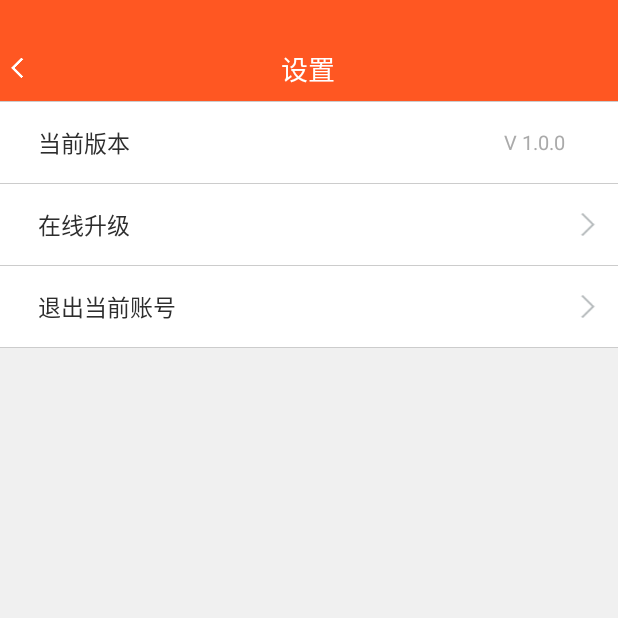
After one commit to guojie1992/YiYuanDuoBao_Android, an Android app: the SettingsActivity screen opened directly, with no data from a screen before it, on a phone screen of 412 x 824 dp, the top half of it. The commit adds this screen. Run offline under Robolectric (Android 15) with nearby library versions, the phone set to English and light mode, and no system bars; our stand-ins replace ButterKnife; libraries missing offline, so code that uses them is left out: com.orhanobut.logger.

Commit message:
20160817 1148

```diff
--- a/app/src/main/AndroidManifest.xml
+++ b/app/src/main/AndroidManifest.xml
@@ -33,6 +33,7 @@
         <activity android:name=".activity.MineActivity"/>
         <activity android:name=".activity.PersonalInfoActivity"/>
         <activity android:name=".activity.ChangeUsernameActivity"/>
+        <activity android:name=".activity.SettingsActivity"/>
 
 
     </application>
--- a/app/src/main/java/so/len/duobao/activity/ChangeUsernameActivity.java
+++ b/app/src/main/java/so/len/duobao/activity/ChangeUsernameActivity.java
@@ -42,7 +42,7 @@ public class ChangeUsernameActivity extends BaseActivity implements IChangeUsern
         tmbActivityChangeUsername.setBackSrc(R.mipmap.top_back);
         tmbActivityChangeUsername.setTitleText("设置会员名");
         tmbActivityChangeUsername.setMenuVisibility(View.VISIBLE);
-        tmbActivityChangeUsername.setMenuSrc(R.mipmap.top_back);
+        tmbActivityChangeUsername.setMenuSrc(R.mipmap.save);
         tmbActivityChangeUsername.setOnBackClickListener(new View.OnClickListener() {
             @Override
             public void onClick(View v) {
--- a/app/src/main/java/so/len/duobao/activity/MineActivity.java
+++ b/app/src/main/java/so/len/duobao/activity/MineActivity.java
@@ -71,11 +71,20 @@ public class MineActivity extends BaseActivity implements IMineView {
         topMenuBarMine.setTitleText("我的");
         topMenuBarMine.setBackVisibility(View.VISIBLE);
         topMenuBarMine.setBackSrc(R.mipmap.top_back);
-        topMenuBarMine.setMenuVisibility(View.INVISIBLE);
+        topMenuBarMine.setMenuVisibility(View.VISIBLE);
+        topMenuBarMine.setMenuSrc(R.mipmap.settings);
         topMenuBarMine.setOnBackClickListener(new View.OnClickListener() {
             @Override
             public void onClick(View v) {
                 finish();
+            }
+        });
+        topMenuBarMine.setOnMenuClickListener(new View.OnClickListener() {
+            @Override
+            public void onClick(View v) {
+                Intent intent = new Intent();
+                intent.setClass(MineActivity.this, SettingsActivity.class);
+                startActivity(intent);
             }
         });
         ivSignActivityMine.setImageResource(R.mipmap.my_sign);
--- a/app/src/main/java/so/len/duobao/activity/PersonalInfoActivity.java
+++ b/app/src/main/java/so/len/duobao/activity/PersonalInfoActivity.java
@@ -56,6 +56,7 @@ public class PersonalInfoActivity extends BaseActivity implements IPersonalInfoV
         topMenuBarPersonalInfo.setMenuTopPadding(statusHeight);
         topMenuBarPersonalInfo.setBackVisibility(View.VISIBLE);
         topMenuBarPersonalInfo.setBackSrc(R.mipmap.top_back);
+        topMenuBarPersonalInfo.setTitleText("个人资料");
         topMenuBarPersonalInfo.setMenuVisibility(View.INVISIBLE);
         topMenuBarPersonalInfo.setOnBackClickListener(new View.OnClickListener() {
             @Override
--- /dev/null
+++ b/app/src/main/java/so/len/duobao/activity/SettingsActivity.java
@@ -0,0 +1,70 @@
+package so.len.duobao.activity;
+
+import android.os.Bundle;
+import android.view.View;
+import android.widget.LinearLayout;
+import android.widget.TextView;
+
+import butterknife.BindView;
+import butterknife.ButterKnife;
+import butterknife.OnClick;
+import so.len.duobao.R;
+import so.len.duobao.customView.TopMenuBar;
+import so.len.duobao.iPresenter.SettingsPresenter;
+import so.len.duobao.iView.ISettingsView;
+
+/**
+ * Created by Chung on 2016/8/17.
+ */
+public class SettingsActivity extends BaseActivity implements ISettingsView {
+    @BindView(R.id.top_menu_bar_settings)
+    TopMenuBar topMenuBarSettings;
+    @BindView(R.id.tv_version_activity_settings)
+    TextView tvVersionActivitySettings;
+    @BindView(R.id.ll_update_activity_settings)
+    LinearLayout llUpdateActivitySettings;
+    @BindView(R.id.ll_logout_activity_settings)
+    LinearLayout llLogoutActivitySettings;
+
+    private SettingsPresenter settingsPresenter;
+
+    @Override
+    protected void onCreate(Bundle savedInstanceState) {
+        super.onCreate(savedInstanceState);
+        setContentView(R.layout.activity_settings);
+        ButterKnife.bind(this);
+        control();
+    }
+
+    private void control() {
+        settingsPresenter = new SettingsPresenter(this);
+        settingsPresenter.initView();
+    }
+
+    @OnClick({R.id.ll_update_activity_settings, R.id.ll_logout_activity_settings})
+    public void onClick(View view) {
+        switch (view.getId()) {
+            case R.id.ll_update_activity_settings:
+                toast("ll_update_activity_settings");
+                break;
+            case R.id.ll_logout_activity_settings:
+                toast("ll_logout_activity_settings");
+                break;
+        }
+    }
+
+    @Override
+    public void initView() {
+        topMenuBarSettings.setMenuTopPadding(statusHeight);
+        topMenuBarSettings.setBackVisibility(View.VISIBLE);
+        topMenuBarSettings.setBackSrc(R.mipmap.top_back);
+        topMenuBarSettings.setTitleText("设置");
+        topMenuBarSettings.setMenuVisibility(View.INVISIBLE);
+        topMenuBarSettings.setOnBackClickListener(new View.OnClickListener() {
+            @Override
+            public void onClick(View v) {
+                finish();
+            }
+        });
+    }
+}
--- /dev/null
+++ b/app/src/main/java/so/len/duobao/iModel/ISettingsModel.java
@@ -0,0 +1,10 @@
+package so.len.duobao.iModel;
+
+/**
+ * Created by Chung on 2016/8/17.
+ */
+public interface ISettingsModel {
+    void getVersion();
+    void update();
+    void logout();
+}
--- /dev/null
+++ b/app/src/main/java/so/len/duobao/iModel/SettingsModel.java
@@ -0,0 +1,21 @@
+package so.len.duobao.iModel;
+
+/**
+ * Created by Chung on 2016/8/17.
+ */
+public class SettingsModel implements ISettingsModel {
+    @Override
+    public void getVersion() {
+
+    }
+
+    @Override
+    public void update() {
+
+    }
+
+    @Override
+    public void logout() {
+
+    }
+}
--- /dev/null
+++ b/app/src/main/java/so/len/duobao/iPresenter/SettingsPresenter.java
@@ -0,0 +1,22 @@
+package so.len.duobao.iPresenter;
+
+import so.len.duobao.iModel.ISettingsModel;
+import so.len.duobao.iModel.SettingsModel;
+import so.len.duobao.iView.ISettingsView;
+
+/**
+ * Created by Chung on 2016/8/17.
+ */
+public class SettingsPresenter {
+    private ISettingsModel iSettingsModel;
+    private ISettingsView iSettingsView;
+
+    public SettingsPresenter(ISettingsView iSettingsView) {
+        this.iSettingsModel = new SettingsModel();
+        this.iSettingsView = iSettingsView;
+    }
+
+    public void initView(){
+        iSettingsView.initView();
+    }
+}
--- /dev/null
+++ b/app/src/main/java/so/len/duobao/iView/ISettingsView.java
@@ -0,0 +1,8 @@
+package so.len.duobao.iView;
+
+/**
+ * Created by Chung on 2016/8/17.
+ */
+public interface ISettingsView {
+    void initView();
+}
--- /dev/null
+++ b/app/src/main/res/layout/activity_settings.xml
@@ -0,0 +1,146 @@
+<?xml version="1.0" encoding="utf-8"?>
+<LinearLayout
+    xmlns:android="http://schemas.android.com/apk/res/android"
+    android:orientation="vertical"
+    android:layout_width="match_parent"
+    android:layout_height="match_parent"
+    android:background="@color/light_gray">
+    <so.len.duobao.customView.TopMenuBar
+        android:id="@+id/top_menu_bar_settings"
+        style="@style/topMenuBar"
+        android:layout_width="match_parent"
+        android:layout_height="wrap_content">
+
+    </so.len.duobao.customView.TopMenuBar>
+    <LinearLayout
+        android:layout_width="match_parent"
+        android:layout_height="wrap_content"
+        android:orientation="vertical"
+        android:background="@color/white">
+        <View
+            android:layout_width="match_parent"
+            android:layout_height="1px"
+            android:background="@color/gray"/>
+
+        <LinearLayout
+            android:layout_width="match_parent"
+            android:layout_height="wrap_content"
+            android:padding="@dimen/dp_10"
+            android:orientation="horizontal"
+            android:background="@color/white">
+            <TextView
+                android:layout_width="0dp"
+                android:layout_height="wrap_content"
+                android:layout_weight="5"
+                android:gravity="left"
+                android:layout_gravity="center_vertical"
+                android:layout_marginLeft="@dimen/dp_10"
+                android:padding="@dimen/dp_5"
+                android:text="@string/version"
+                android:textColor="@color/black"
+                android:textSize="@dimen/dp_15"/>
+
+            <TextView
+                android:id="@+id/tv_version_activity_settings"
+                android:layout_width="0dp"
+                android:layout_height="wrap_content"
+                android:layout_weight="5"
+                android:gravity="right"
+                android:layout_gravity="center_vertical"
+                android:padding="@dimen/dp_5"
+                android:text="V 1.0.0"
+                android:textColor="@color/darker_gray"
+                android:textSize="@dimen/dp_13"/>
+            <ImageView
+                android:layout_width="@dimen/dp_20"
+                android:layout_height="wrap_content"
+                android:layout_gravity="center_vertical"/>
+        </LinearLayout>
+        <View
+            android:layout_width="match_parent"
+            android:layout_height="1px"
+            android:background="@color/gray"/>
+
+        <LinearLayout
+            android:id="@+id/ll_update_activity_settings"
+            android:layout_width="match_parent"
+            android:layout_height="wrap_content"
+            android:padding="@dimen/dp_10"
+            android:orientation="horizontal"
+            android:background="@color/white">
+            <TextView
+                android:layout_width="0dp"
+                android:layout_height="wrap_content"
+                android:layout_weight="5"
+                android:gravity="left"
+                android:layout_gravity="center_vertical"
+                android:layout_marginLeft="@dimen/dp_10"
+                android:padding="@dimen/dp_5"
+                android:text="@string/update"
+                android:textColor="@color/black"
+                android:textSize="@dimen/dp_15"/>
+
+            <TextView
+                android:layout_width="0dp"
+                android:layout_height="wrap_content"
+                android:layout_weight="5"
+                android:gravity="right"
+                android:layout_gravity="center_vertical"
+                android:padding="@dimen/dp_5"
+                android:text=""
+                android:textColor="@color/darker_gray"
+                android:textSize="@dimen/dp_13"/>
+            <ImageView
+                android:layout_width="@dimen/dp_20"
+                android:layout_height="wrap_content"
+                android:layout_gravity="center_vertical"
+                android:src="@mipmap/right_arrow"/>
+        </LinearLayout>
+        <View
+            android:layout_width="match_parent"
+            android:layout_height="1px"
+            android:background="@color/gray"/>
+
+        <LinearLayout
+            android:id="@+id/ll_logout_activity_settings"
+            android:layout_width="match_parent"
+            android:layout_height="wrap_content"
+            android:padding="@dimen/dp_10"
+            android:orientation="horizontal"
+            android:background="@color/white">
+            <TextView
+                android:layout_width="0dp"
+                android:layout_height="wrap_content"
+                android:layout_weight="5"
+                android:gravity="left"
+                android:layout_gravity="center_vertical"
+                android:layout_marginLeft="@dimen/dp_10"
+                android:padding="@dimen/dp_5"
+                android:text="@string/logout"
+                android:textColor="@color/black"
+                android:textSize="@dimen/dp_15"/>
+
+            <TextView
+                android:layout_width="0dp"
+                android:layout_height="wrap_content"
+                android:layout_weight="5"
+                android:gravity="right"
+                android:layout_gravity="center_vertical"
+                android:padding="@dimen/dp_5"
+                android:text=""
+                android:textColor="@color/darker_gray"
+                android:textSize="@dimen/dp_13"/>
+            <ImageView
+                android:layout_width="@dimen/dp_20"
+                android:layout_height="wrap_content"
+                android:layout_gravity="center_vertical"
+                android:src="@mipmap/right_arrow"/>
+        </LinearLayout>
+        <View
+            android:layout_width="match_parent"
+            android:layout_height="1px"
+            android:background="@color/gray"/>
+    </LinearLayout>
+
+
+</LinearLayout>
--- a/app/src/main/res/values/strings.xml
+++ b/app/src/main/res/values/strings.xml
@@ -41,4 +41,7 @@
     <string name="username">会员名</string>
     <string name="id">ID号</string>
     <string name="input_username">请输入会员名</string>
+    <string name="version">当前版本</string>
+    <string name="update">在线升级</string>
+    <string name="logout">退出当前账号</string>
 </resources>
```
Also changed, not shown: app/src/main/res/mipmap-xxhdpi/settings.png (added).
